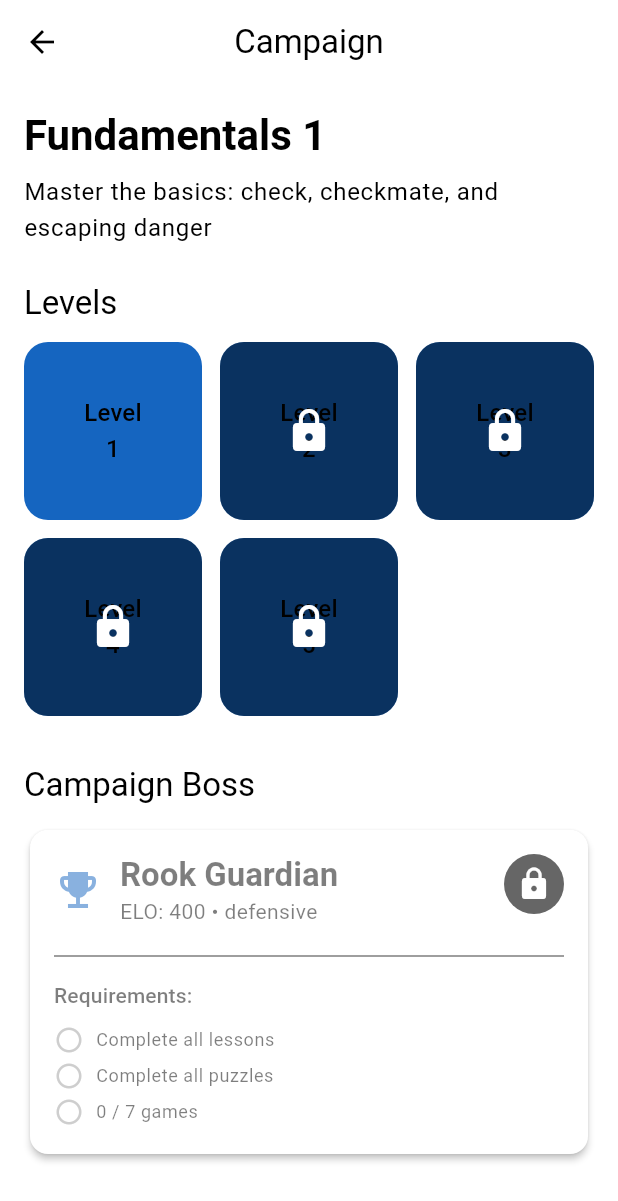
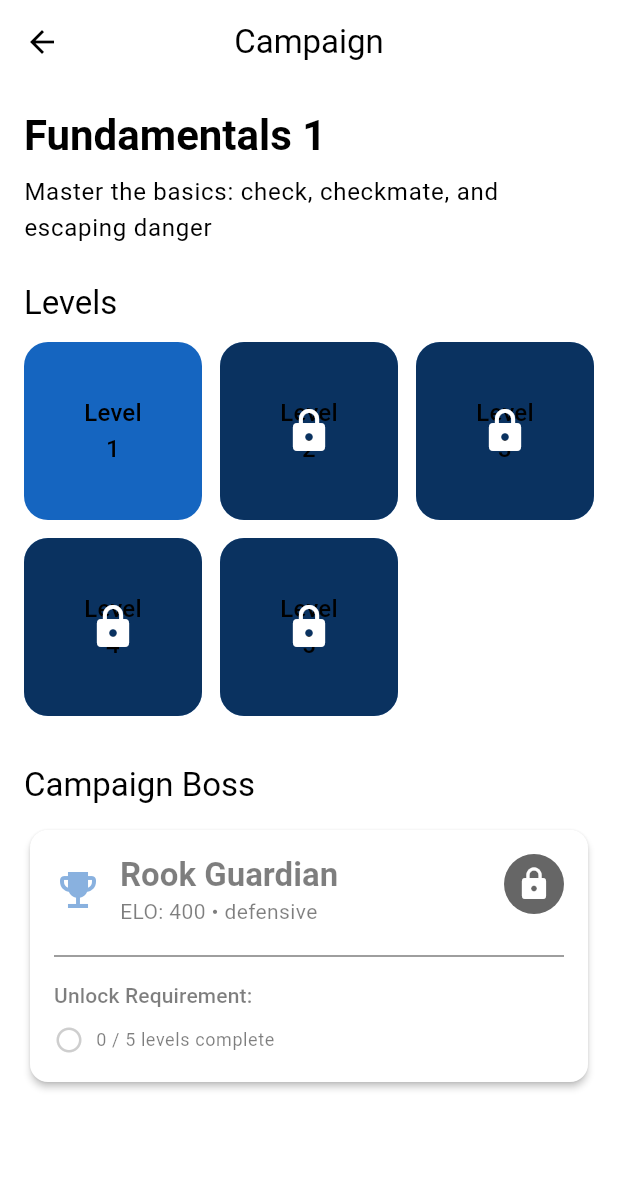
Before and after one commit to Sharptack/chess-training-app, a Flutter app: the screen it shows after launch, after a tap on "Fundamentals 1", on a phone screen of 412 x 824 dp. Shown: the top 1201 px of the screen. Run offline on Flutter 3.47's test engine with Material 3 defaults, Android fonts, the phone set to English and light mode, and no system bars; our stand-ins replace chewie, equatable, flutter_riverpod, flutter_svg, go_router, hive and 2 more; missing offline and left inert: chess, stockfish; accounts and stored records are empty.

Commit message:
feat: implement campaign unlock system (Phase 7.2)
Added campaign-level boss progress tracking and sequential campaign unlocking.
Simplified boss unlock requirements to show just level completion count.

Changes:
- Added campaign boss progress tracking (markCampaignBossCompleted, getCampaignBossProgress)
- Added isCampaignUnlockedProvider (Campaign 1 always unlocked, others require previous boss defeated)
- Added campaignLevelCompletionProvider to track X/Y levels completed
- Simplified campaignBossUnlockRequirementsProvider to show "X/Y levels complete" instead of detailed checklist
- Updated campaigns_home_page to use real unlock logic with progress display
- Added lock overlay showing "Complete [Previous Campaign]" message
- Removed unused imports in campaign_detail_page

Campaign unlock flow:
1. Campaign 1 is always unlocked
2. Complete all levels in Campaign 1
3. Defeat Campaign 1 boss
4. Campaign 2 unlocks

Boss unlock flow (per campaign):
1. Complete all levels in campaign (lesson + puzzles + games)
2. Boss unlocks
3. Defeat boss
4. Next campaign unlocks

🤖 Generated with [Claude Code](https://claude.com/claude-code)

Co-Authored-By: Claude <noreply@anthropic.com>

```diff
--- a/lib/data/repositories/progress_repository.dart
+++ b/lib/data/repositories/progress_repository.dart
@@ -89,4 +89,47 @@ class ProgressRepository {
 
     await _box.put(key, updated.toJson());
   }
+
+  /// Mark campaign boss as completed
+  Future<void> markCampaignBossCompleted(String campaignId) async {
+    final key = 'campaign_boss_$campaignId';
+    final progress = Progress(
+      levelId: campaignId,
+      videoId: 'boss',
+      started: true,
+      completed: true,
+      startedAt: DateTime.now(),
+      completedAt: DateTime.now(),
+    );
+    await _box.put(key, progress.toJson());
+  }
+
+  /// Get campaign boss progress
+  Future<Progress> getCampaignBossProgress(String campaignId) async {
+    final key = 'campaign_boss_$campaignId';
+    final stored = _box.get(key);
+
+    if (stored == null) {
+      return Progress(
+        levelId: campaignId,
+        videoId: 'boss',
+        started: false,
+        completed: false,
+      );
+    }
+
+    try {
+      final map = Map<String, dynamic>.from(stored);
+      map['levelId'] = campaignId;
+      map['videoId'] = 'boss';
+      return Progress.fromJson(map);
+    } catch (e) {
+      return Progress(
+        levelId: campaignId,
+        videoId: 'boss',
+        started: false,
+        completed: false,
+      );
+    }
+  }
 }
--- a/lib/features/campaign/pages/campaign_detail_page.dart
+++ b/lib/features/campaign/pages/campaign_detail_page.dart
@@ -3,8 +3,6 @@ import 'package:flutter/material.dart';
 import 'package:flutter_riverpod/flutter_riverpod.dart';
 import 'package:go_router/go_router.dart';
 import '../../../state/providers.dart';
-import '../../../core/widgets/locked_badge.dart';
-import '../../progress/widgets/progress_badge.dart';
 
 /// Shows all levels within a campaign plus the campaign boss
 class CampaignDetailPage extends ConsumerWidget {
@@ -301,24 +299,14 @@ class _BossTile extends ConsumerWidget {
                           const Divider(),
                           const SizedBox(height: 8),
                           Text(
-                            'Requirements:',
+                            'Unlock Requirement:',
                             style: Theme.of(context).textTheme.titleSmall,
                           ),
                           const SizedBox(height: 8),
                           _buildRequirement(
                             context,
-                            'Complete all lessons',
+                            requirements.lessonStatus,
                             requirements.lessonComplete,
-                          ),
-                          _buildRequirement(
-                            context,
-                            'Complete all puzzles',
-                            requirements.puzzlesComplete,
-                          ),
-                          _buildRequirement(
-                            context,
-                            requirements.playStatus,
-                            requirements.playComplete,
                           ),
                         ],
                       ],
--- a/lib/features/campaign/pages/campaigns_home_page.dart
+++ b/lib/features/campaign/pages/campaigns_home_page.dart
@@ -51,23 +51,12 @@ class CampaignsHomePage extends ConsumerWidget {
             itemCount: campaigns.length,
             itemBuilder: (context, index) {
               final campaign = campaigns[index];
-
-              // Check if campaign is unlocked (campaign 1 always unlocked)
-              final isUnlocked = index == 0; // TODO: implement unlock logic
+              final previousCampaign = index > 0 ? campaigns[index - 1] : null;
 
               return _CampaignCard(
                 campaign: campaign,
-                isUnlocked: isUnlocked,
-                onTap: isUnlocked
-                    ? () => context.push('/campaign/${campaign.id}')
-                    : () {
-                        ScaffoldMessenger.of(context).showSnackBar(
-                          const SnackBar(
-                            content: Text('Complete the previous campaign boss to unlock!'),
-                            duration: Duration(seconds: 2),
-                          ),
-                        );
-                      },
+                previousCampaign: previousCampaign,
+                onTap: () => context.push('/campaign/${campaign.id}'),
               );
             },
           );
@@ -77,19 +66,64 @@ class CampaignsHomePage extends ConsumerWidget {
   }
 }
 
-class _CampaignCard extends StatelessWidget {
+class _CampaignCard extends ConsumerWidget {
   final dynamic campaign;
-  final bool isUnlocked;
+  final dynamic previousCampaign;
   final VoidCallback onTap;
 
   const _CampaignCard({
     required this.campaign,
-    required this.isUnlocked,
+    required this.previousCampaign,
     required this.onTap,
   });
 
   @override
-  Widget build(BuildContext context) {
+  Widget build(BuildContext context, WidgetRef ref) {
+    final isUnlockedAsync = ref.watch(isCampaignUnlockedProvider(campaign.id));
+    final completionAsync = ref.watch(campaignLevelCompletionProvider(campaign.id));
+
+    return isUnlockedAsync.when(
+      loading: () => _buildCard(context, true, 0, campaign.levelIds.length, null),
+      error: (_, __) => _buildCard(context, false, 0, campaign.levelIds.length, null),
+      data: (isUnlocked) {
+        return completionAsync.when(
+          loading: () => _buildCard(context, isUnlocked, 0, campaign.levelIds.length, null),
+          error: (_, __) => _buildCard(context, isUnlocked, 0, campaign.levelIds.length, null),
+          data: (completion) {
+            final completedLevels = completion.$1;
+            final totalLevels = completion.$2;
+
+            return _buildCard(
+              context,
+              isUnlocked,
+              completedLevels,
+              totalLevels,
+              isUnlocked ? onTap : () {
+                ScaffoldMessenger.of(context).showSnackBar(
+                  SnackBar(
+                    content: Text(
+                      previousCampaign != null
+                          ? 'Complete ${previousCampaign.title} boss to unlock!'
+                          : 'This campaign is locked',
+                    ),
+                    duration: const Duration(seconds: 2),
+                  ),
+                );
+              },
+            );
+          },
+        );
+      },
+    );
+  }
+
+  Widget _buildCard(
+    BuildContext context,
+    bool isUnlocked,
+    int completedLevels,
+    int totalLevels,
+    VoidCallback? onTap,
+  ) {
     return GestureDetector(
       onTap: onTap,
       child: Card(
@@ -115,27 +149,29 @@ class _CampaignCard extends StatelessWidget {
                     Text(
                       campaign.description,
                       style: Theme.of(context).textTheme.bodyMedium,
-                      maxLines: 3,
+                      maxLines: 2,
                       overflow: TextOverflow.ellipsis,
                     ),
                     const Spacer(),
+                    if (completedLevels > 0 || isUnlocked) ...[
+                      Row(
+                        children: [
+                          const Icon(Icons.check_circle, size: 20),
+                          const SizedBox(width: 4),
+                          Text(
+                            '$completedLevels / $totalLevels levels',
+                            style: Theme.of(context).textTheme.bodySmall,
+                          ),
+                        ],
+                      ),
+                      const SizedBox(height: 4),
+                    ],
                     Row(
                       children: [
                         const Icon(Icons.emoji_events, size: 20),
                         const SizedBox(width: 4),
                         Text(
                           'Boss: ${campaign.boss.name}',
-                          style: Theme.of(context).textTheme.bodySmall,
-                        ),
-                      ],
-                    ),
-                    const SizedBox(height: 4),
-                    Row(
-                      children: [
-                        const Icon(Icons.layers, size: 20),
-                        const SizedBox(width: 4),
-                        Text(
-                          '${campaign.levelIds.length} levels',
                           style: Theme.of(context).textTheme.bodySmall,
                         ),
                       ],
@@ -148,15 +184,34 @@ class _CampaignCard extends StatelessWidget {
               Positioned.fill(
                 child: Container(
                   decoration: BoxDecoration(
-                    color: Colors.black.withOpacity(0.3),
+                    color: Colors.black.withOpacity(0.4),
                     borderRadius: BorderRadius.circular(12),
                   ),
-                  child: const Center(
-                    child: Icon(
-                      Icons.lock,
-                      size: 48,
-                      color: Colors.white,
-                    ),
+                  child: Column(
+                    mainAxisAlignment: MainAxisAlignment.center,
+                    children: [
+                      const Icon(
+                        Icons.lock,
+                        size: 48,
+                        color: Colors.white,
+                      ),
+                      if (previousCampaign != null) ...[
+                        const SizedBox(height: 8),
+                        Padding(
+                          padding: const EdgeInsets.symmetric(horizontal: 16),
+                          child: Text(
+                            'Complete\n${previousCampaign.title}',
+                            style: Theme.of(context).textTheme.bodySmall?.copyWith(
+                                  color: Colors.white,
+                                  fontWeight: FontWeight.bold,
+                                ),
+                            textAlign: TextAlign.center,
+                            maxLines: 2,
+                            overflow: TextOverflow.ellipsis,
+                          ),
+                        ),
+                      ],
+                    ],
                   ),
                 ),
               ),
--- a/lib/state/providers.dart
+++ b/lib/state/providers.dart
@@ -51,55 +51,40 @@ final campaignProvider = FutureProvider.family<Campaign, String>((ref, String ca
   return result.data!;
 });
 
+/// Get count of completed levels in a campaign
+final campaignLevelCompletionProvider = FutureProvider.family<(int, int), String>(
+  (ref, String campaignId) async {
+    final campaign = await ref.watch(campaignProvider(campaignId).future);
+
+    int completedLevels = 0;
+
+    for (final levelId in campaign.levelIds) {
+      final levelRequirements = await ref.watch(bossUnlockRequirementsProvider(levelId).future);
+      if (levelRequirements.isUnlocked) {
+        completedLevels++;
+      }
+    }
+
+    return (completedLevels, campaign.levelIds.length);
+  },
+);
+
 /// Returns boss unlock requirements for a campaign (checks ALL levels in campaign)
+/// Simplified: Just checks if all levels are complete
 final campaignBossUnlockRequirementsProvider = FutureProvider.family<BossUnlockRequirements, String>(
   (ref, String campaignId) async {
-    final campaignAsync = await ref.watch(campaignProvider(campaignId).future);
-    final campaign = campaignAsync;
-
-    // Check completion of all levels in the campaign
-    final progressRepo = ref.watch(progressRepositoryProvider);
-
-    bool allLessonsComplete = true;
-    bool allPuzzlesComplete = true;
-    int totalGamesCompleted = 0;
-    int totalGamesRequired = 0;
-
-    for (final levelId in campaign.levelIds) {
-      final levelResult = await ref.watch(levelRepositoryProvider).getLevelById(levelId);
-      if (levelResult.isError) continue;
-
-      final level = levelResult.data!;
-
-      // Check lesson
-      final lessonProgress = await progressRepo.getLessonProgress(levelId, level.lessonVideo.id);
-      if (!lessonProgress.completed) {
-        allLessonsComplete = false;
-      }
-
-      // Check puzzles
-      final puzzleProgress = await progressRepo.getLessonProgress('puzzles', levelId);
-      if (!puzzleProgress.completed) {
-        allPuzzlesComplete = false;
-      }
-
-      // Check games (count total across all bots)
-      for (final botId in level.playBotIds) {
-        final botProgress = await progressRepo.getBotProgress(levelId, botId);
-        totalGamesCompleted += botProgress.gamesPlayed.clamp(0, level.requiredGames);
-      }
-      totalGamesRequired += level.requiredGames * level.playBotIds.length;
-    }
-
-    final allGamesComplete = totalGamesCompleted >= totalGamesRequired;
+    final completion = await ref.watch(campaignLevelCompletionProvider(campaignId).future);
+    final completedLevels = completion.$1;
+    final totalLevels = completion.$2;
+    final allLevelsComplete = completedLevels >= totalLevels;
 
     return BossUnlockRequirements(
-      lessonComplete: allLessonsComplete,
-      lessonStatus: allLessonsComplete ? 'All complete' : 'Incomplete',
-      puzzlesComplete: allPuzzlesComplete,
-      puzzleStatus: allPuzzlesComplete ? 'All complete' : 'Incomplete',
-      playComplete: allGamesComplete,
-      playStatus: '$totalGamesCompleted / $totalGamesRequired games',
+      lessonComplete: allLevelsComplete,
+      lessonStatus: '$completedLevels / $totalLevels levels complete',
+      puzzlesComplete: allLevelsComplete,
+      puzzleStatus: '',
+      playComplete: allLevelsComplete,
+      playStatus: '',
     );
   },
 );
@@ -537,6 +522,7 @@ final bossUnlockRequirementsProvider = FutureProvider.family<BossUnlockRequireme
 );
 
 /// Get boss progress for a level (simple: completed or not)
+/// DEPRECATED: Use campaignBossProgressProvider instead
 final bossProgressProvider = FutureProvider.family<Progress, String>(
   (ref, String levelId) async {
     final repo = ref.watch(progressRepositoryProvider);
@@ -544,9 +530,42 @@ final bossProgressProvider = FutureProvider.family<Progress, String>(
   },
 );
 
-/// Mark boss as completed
-Future<void> markBossCompleted(WidgetRef ref, String levelId) async {
+/// Get campaign boss progress (new campaign-level tracking)
+final campaignBossProgressProvider = FutureProvider.family<Progress, String>(
+  (ref, String campaignId) async {
+    final repo = ref.watch(progressRepositoryProvider);
+    return repo.getCampaignBossProgress(campaignId);
+  },
+);
+
+/// Mark campaign boss as completed
+Future<void> markBossCompleted(WidgetRef ref, String campaignId) async {
   final repo = ref.read(progressRepositoryProvider);
-  await repo.markLessonCompleted('boss', levelId);
-  ref.invalidate(bossProgressProvider(levelId));
+  await repo.markCampaignBossCompleted(campaignId);
+  ref.invalidate(campaignBossProgressProvider(campaignId));
+  // Invalidate campaign unlock for all campaigns (next campaign may now be unlocked)
+  ref.invalidate(allCampaignsProvider);
 }
+
+/// Check if a campaign is unlocked
+/// Campaign 1 is always unlocked, others require previous campaign boss defeated
+final isCampaignUnlockedProvider = FutureProvider.family<bool, String>(
+  (ref, String campaignId) async {
+    // Get all campaigns to determine order
+    final allCampaigns = await ref.watch(allCampaignsProvider.future);
+
+    // Find this campaign's index
+    final campaignIndex = allCampaigns.indexWhere((c) => c.id == campaignId);
+
+    // If not found or is first campaign, it's unlocked
+    if (campaignIndex <= 0) return true;
+
+    // Check if previous campaign's boss is defeated
+    final previousCampaign = allCampaigns[campaignIndex - 1];
+    final previousBossProgress = await ref.watch(
+      campaignBossProgressProvider(previousCampaign.id).future
+    );
+
+    return previousBossProgress.completed;
+  },
+);
```
